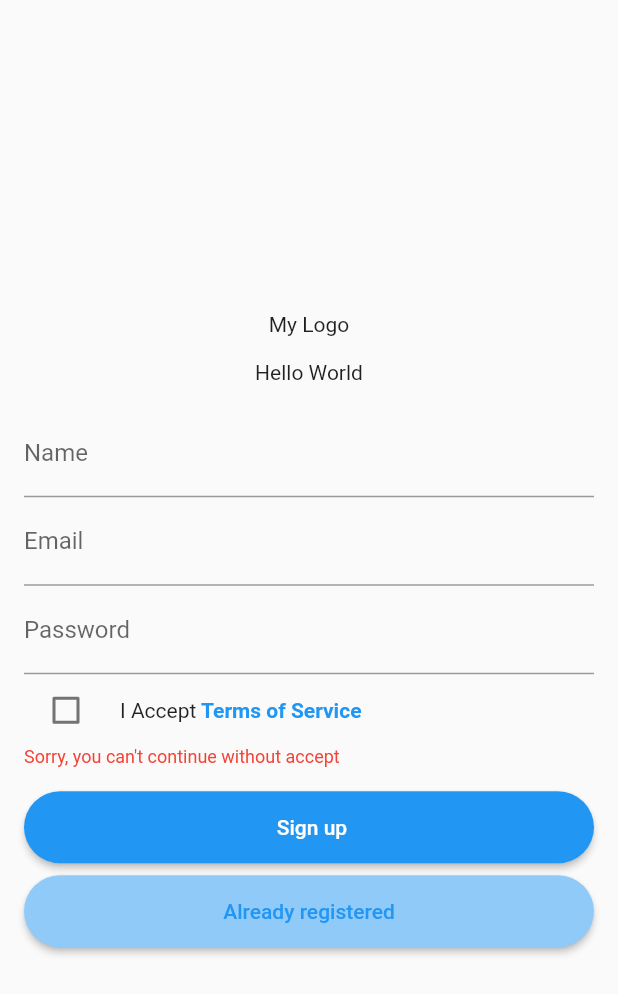
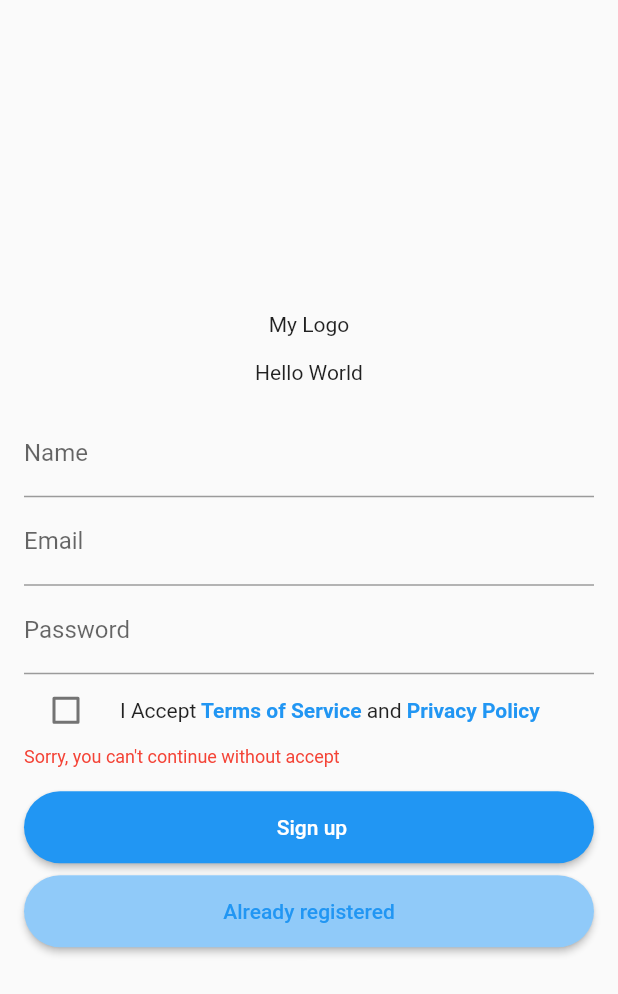
Before and after one commit to ysys-co/yhub-flutter, a Flutter app: the AuthenticationPage screen opened directly, after a tap on "New here? Sign up", after a tap on "Sign up", on a phone screen of 412 x 824 dp. Shown: the top 994 px of the screen. Run offline on Flutter 3.47's test engine with Material 2 defaults, Android fonts, the phone set to English and light mode, and no system bars; our stand-ins replace sms_autofill.

Commit message:
- Add askPrivacyPolicy property. - Add ability to access toggle. - Add toggle property.

```diff
--- a/packages/yhub_ui/example/lib/main.dart
+++ b/packages/yhub_ui/example/lib/main.dart
@@ -56,6 +56,7 @@ class _MyHomePageState extends State<MyHomePage> {
 
 class AuthenticationPage extends StatelessWidget {
   final _formKey = GlobalKey<FormState>();
+  final _authKey = GlobalKey<AuthenticationFormState>();
 
   @override
   Widget build(BuildContext context) {
@@ -64,11 +65,12 @@ class AuthenticationPage extends StatelessWidget {
         child: SingleChildScrollView(
           padding: const EdgeInsets.symmetric(horizontal: 16.0),
           child: AuthenticationForm(
+            key: _authKey,
             formKey: _formKey,
             logo: Text('My Logo'),
             slogan: Text('Hello World'),
             fields: (isSignIn) => [
-              if (!isSignIn)
+              if (!_authKey.currentState!.isSignIn)
                 TextFormField(
                   key: Key('name'),
                   decoration: InputDecoration(labelText: 'Name'),
@@ -82,7 +84,8 @@ class AuthenticationPage extends StatelessWidget {
                 decoration: InputDecoration(labelText: 'Password'),
               ),
             ],
-            onAskTerms: () {},
+            onAskPrivacyPolicy: () {},
+            onAskTermsOfService: () {},
             onSubmit: (isSignIn) async {
               await Future.delayed(Duration(seconds: 3));
               print('Success');
--- a/packages/yhub_ui/lib/l10n/yhub_ui_ar.arb
+++ b/packages/yhub_ui/lib/l10n/yhub_ui_ar.arb
@@ -7,6 +7,8 @@
   "alreadyRegistered": "لدي حساب مسبقاً",
   "accept": "أوافق على",
   "termsOfService": "شروط الخدمة",
+  "privacyPolicy": "سياسة الخصوصية",
+  "and": "و",
   "resend": "إعادة ارسال",
   "code": "رمز التحقق",
   "change": "تغيير؟",
--- a/packages/yhub_ui/lib/l10n/yhub_ui_en.arb
+++ b/packages/yhub_ui/lib/l10n/yhub_ui_en.arb
@@ -7,6 +7,8 @@
   "alreadyRegistered": "Already registered",
   "accept": "I Accept",
   "termsOfService": "Terms of Service",
+  "privacyPolicy": "Privacy Policy",
+  "and": "and ",
   "resend": "Resend",
   "code": "Code",
   "change": "change?",
--- a/packages/yhub_ui/lib/l10n/yhub_ui_localizations.dart
+++ b/packages/yhub_ui/lib/l10n/yhub_ui_localizations.dart
@@ -144,6 +144,18 @@ abstract class YHubUILocalizations {
   /// **'Terms of Service'**
   String get termsOfService;
 
+  /// No description provided for @privacyPolicy.
+  ///
+  /// In en, this message translates to:
+  /// **'Privacy Policy'**
+  String get privacyPolicy;
+
+  /// No description provided for @and.
+  ///
+  /// In en, this message translates to:
+  /// **'and '**
+  String get and;
+
   /// No description provided for @resend.
   ///
   /// In en, this message translates to:
--- a/packages/yhub_ui/lib/l10n/yhub_ui_localizations_ar.dart
+++ b/packages/yhub_ui/lib/l10n/yhub_ui_localizations_ar.dart
@@ -34,6 +34,12 @@ class YHubUILocalizationsAr extends YHubUILocalizations {
   String get termsOfService => 'شروط الخدمة';
 
   @override
+  String get privacyPolicy => 'سياسة الخصوصية';
+
+  @override
+  String get and => 'و';
+
+  @override
   String get resend => 'إعادة ارسال';
 
   @override
--- a/packages/yhub_ui/lib/l10n/yhub_ui_localizations_en.dart
+++ b/packages/yhub_ui/lib/l10n/yhub_ui_localizations_en.dart
@@ -34,6 +34,12 @@ class YHubUILocalizationsEn extends YHubUILocalizations {
   String get termsOfService => 'Terms of Service';
 
   @override
+  String get privacyPolicy => 'Privacy Policy';
+
+  @override
+  String get and => 'and ';
+
+  @override
   String get resend => 'Resend';
 
   @override
--- a/packages/yhub_ui/lib/src/forms/authentication_form.dart
+++ b/packages/yhub_ui/lib/src/forms/authentication_form.dart
@@ -12,9 +12,10 @@ class AuthenticationForm extends StatefulWidget {
   final Widget logo;
   final Widget? slogan;
 
-  final bool Function(bool isSignIn)? onValidate;
   final Function()? onForgot;
-  final Function()? onAskTerms;
+  final Function()? onAskTermsOfService;
+  final Function()? onAskPrivacyPolicy;
+  final Function(bool isSignIn)? onValidate;
   final Function(bool isSignIn)? onChanged;
   final Function(bool isSignIn) onSubmit;
 
@@ -29,7 +30,8 @@ class AuthenticationForm extends StatefulWidget {
     this.onChanged,
     required this.onSubmit,
     this.onForgot,
-    this.onAskTerms,
+    this.onAskTermsOfService,
+    this.onAskPrivacyPolicy,
     this.children,
   }) : super(key: key);
 
@@ -90,7 +92,9 @@ class AuthenticationFormState extends State<AuthenticationForm> {
             else
               const SizedBox(height: 16.0),
           ] else ...[
-            if (widget.onAskTerms != null) _buildTermsOfService(),
+            if (widget.onAskTermsOfService != null ||
+                widget.onAskPrivacyPolicy != null)
+              _buildAgreeCheckbox(),
             const SizedBox(height: 16.0),
           ],
           ElevatedButton.icon(
@@ -143,20 +147,19 @@ class AuthenticationFormState extends State<AuthenticationForm> {
 
   void toggle() {
     setState(() {
-      _isSignIn = !isSignIn;
+      _isSignIn = !_isSignIn;
     });
   }
 
   _onChange() {
     widget.formKey.currentState!.reset();
 
-    if (widget.onChanged != null)
-      widget.onChanged!(_isSignIn);
-    else
     toggle();
+
+    if (widget.onChanged != null) widget.onChanged!(_isSignIn);
   }
 
-  Widget _buildTermsOfService() {
+  Widget _buildAgreeCheckbox() {
     return FormField<bool>(
       initialValue: false,
       validator: (value) {
@@ -180,6 +183,7 @@ class AuthenticationFormState extends State<AuthenticationForm> {
                       text: YHubUILocalizations.of(context)!.accept,
                       style: Theme.of(context).textTheme.bodyText2,
                       children: <TextSpan>[
+                        if (widget.onAskTermsOfService != null)
                           TextSpan(
                             text:
                                 ' ${YHubUILocalizations.of(context)!.termsOfService}',
@@ -189,8 +193,26 @@ class AuthenticationFormState extends State<AuthenticationForm> {
                                       fontWeight: FontWeight.bold,
                                     ),
                             recognizer: TapGestureRecognizer()
-                            ..onTap = widget.onAskTerms,
+                              ..onTap = widget.onAskTermsOfService,
                           ),
+                        if (widget.onAskTermsOfService != null &&
+                            widget.onAskPrivacyPolicy != null)
+                          TextSpan(
+                            text: ' ${YHubUILocalizations.of(context)!.and}',
+                          ),
+                        if (widget.onAskPrivacyPolicy != null) ...[
+                          TextSpan(
+                            text:
+                                '${widget.onAskTermsOfService == null ? ' ' : ''}${YHubUILocalizations.of(context)!.privacyPolicy}',
+                            style:
+                                Theme.of(context).textTheme.bodyText1!.copyWith(
+                                      color: Theme.of(context).primaryColor,
+                                      fontWeight: FontWeight.bold,
+                                    ),
+                            recognizer: TapGestureRecognizer()
+                              ..onTap = widget.onAskPrivacyPolicy,
+                          ),
+                        ]
                       ],
                     ),
                   ),
@@ -226,7 +248,9 @@ class AuthenticationFormState extends State<AuthenticationForm> {
     if (validate()) {
       widget.formKey.currentState!.save();
 
-      if (widget.onAskTerms != null && !_isSignIn) assert(_isAgree);
+      if ((widget.onAskPrivacyPolicy != null ||
+              widget.onAskTermsOfService != null) &&
+          !_isSignIn) assert(_isAgree);
 
       widget.onSubmit(_isSignIn);
     }
--- a/packages/yhub_ui/lib/src/forms/verification_form.dart
+++ b/packages/yhub_ui/lib/src/forms/verification_form.dart
@@ -82,7 +82,7 @@ class _VerificationFormState extends State<VerificationForm> {
             ),
           ),
           TextFieldPinAutoFill(
-            autofocus: true,
+            autoFocus: true,
             codeLength: widget.length!,
             onCodeChanged: (value) {
               if (value.length == widget.length!)
--- a/packages/yhub_ui/pubspec.yaml
+++ b/packages/yhub_ui/pubspec.yaml
@@ -1,6 +1,6 @@
 name: yhub_ui
 description: A new Flutter package project.
-version: 0.1.6
+version: 1.0.0
 author: hsul4n
 homepage: https://github.com/hsul4n/yhub-flutter/tree/master/packages/yhub_ui
 
@@ -15,7 +15,7 @@ dependencies:
     sdk: flutter
 
   intl: ^0.17.0
-  sms_autofill: ^1.3.1
+  sms_autofill: ^2.0.0
 
 dev_dependencies:
   flutter_test:
```
Also changed, not shown: packages/yhub_ui/example/pubspec.lock, packages/yhub_ui/pubspec.lock, 5 other files. Lines whose indentation alone changed are shown as unchanged.
